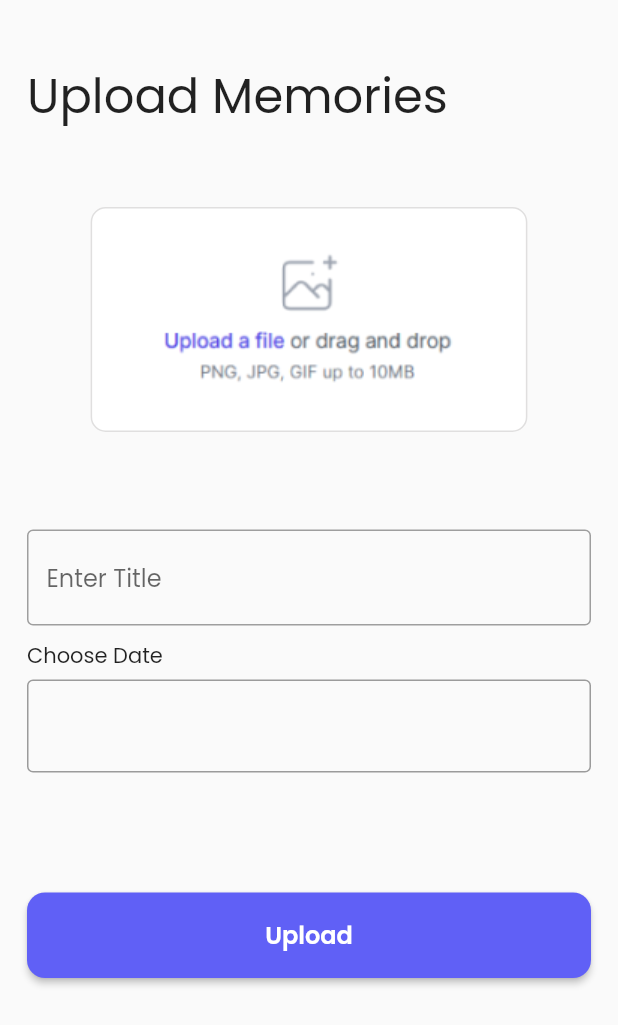
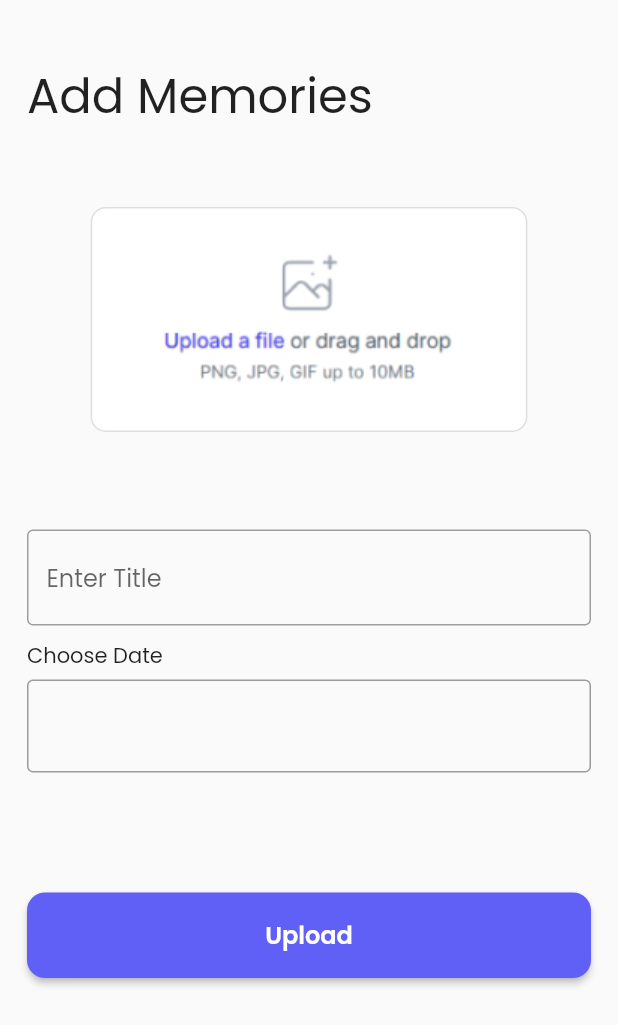
Before and after one commit to youhaveme9/MamaVault, a Flutter app: the MemoriesUpload screen opened directly, on a phone screen of 412 x 824 dp. Shown: the top 1025 px of the screen. Run offline on Flutter 3.47's test engine with Material 2 defaults, Android fonts, the phone set to English and light mode, and no system bars; drawn by our look-alikes of date_time_picker; our stand-ins replace accordion, animated_splash_screen, circular_countdown_timer, cloud_firestore, file_picker, firebase_auth and 13 more; missing offline and left inert: clipboard, onboarding, pdf_render; accounts and stored records are empty; network calls fail; statements that could not run were skipped.

Commit message:
added primary heading to all pages

```diff
--- a/lib/screens/memories_upload.dart
+++ b/lib/screens/memories_upload.dart
@@ -10,6 +10,7 @@ import 'package:google_fonts/google_fonts.dart';
 import 'package:image_picker/image_picker.dart';
 import 'package:interrupt/config/UI_constraints.dart';
 import 'package:interrupt/widgets/primary_button.dart';
+import 'package:interrupt/widgets/primary_heading.dart';
 
 import '../widgets/custom_text_field.dart';
 
@@ -101,17 +102,9 @@ class _MemoriesUploadState extends State<MemoriesUpload> {
               const SizedBox(
                 height: 40,
               ),
-              Align(
-                alignment: Alignment.centerLeft,
-                child: Text(
-                  'Upload Memories',
-                  style: TextStyle(
-                    fontSize: 32,
-                    fontFamily: GoogleFonts.poppins(fontWeight: FontWeight.bold)
-                        .fontFamily,
-                  ),
-                ),
-              ),
+              const Align(
+                  alignment: Alignment.centerLeft,
+                  child: PrimaryHeading(text: "Add Memories")),
               const SizedBox(
                 height: 50,
               ),
```
Also changed, not shown: lib/screens/dashboard.dart (+4 -13 lines), lib/screens/docs_gallery.dart (+4 -9 lines), lib/screens/preview_doc.dart (+3 -8 lines), lib/screens/settings.dart (+8 -26 lines), lib/screens/share.dart (+2 -8 lines), lib/screens/signin_page.dart (+2 -10 lines), lib/screens/upload_document.dart (+6 -12 lines).
